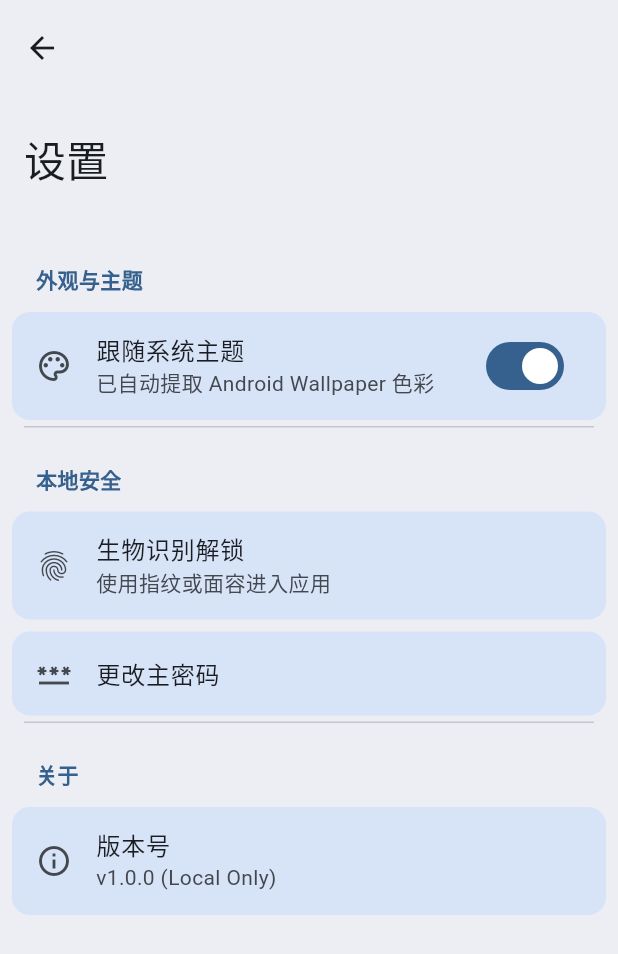
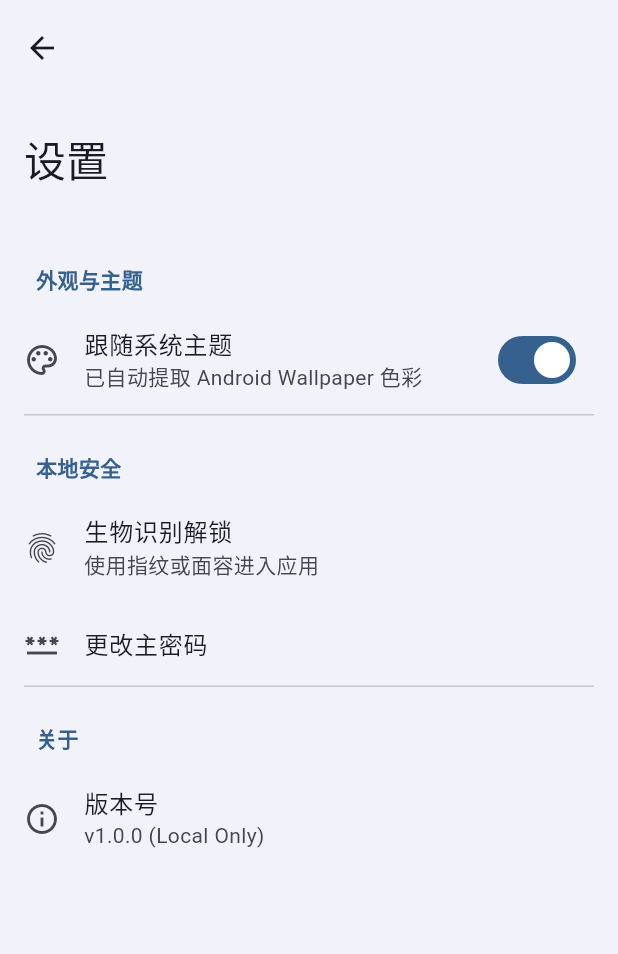
Before and after one commit to CFSL-E/PASS-F2, a Flutter app: the screen it shows after launch, after a tap on the "menu" icon, on a phone screen of 412 x 824 dp. Shown: the top 954 px of the screen. Run offline on Flutter 3.47's test engine with Material 3 defaults, Android fonts, the phone set to English and light mode, and no system bars; drawn by our look-alikes of dynamic_color.

Commit message:
Add files via upload

```diff
--- a/lib/home_page.dart
+++ b/lib/home_page.dart
@@ -23,7 +23,7 @@ class _HomePageState extends State<HomePage> {
     final colorScheme = Theme.of(context).colorScheme;
 
     return Scaffold(
-      backgroundColor: colorScheme.surfaceContainer,
+      backgroundColor: colorScheme.surfaceContainerLow,
       body: SafeArea(
         child: Padding(
           padding: const EdgeInsets.symmetric(horizontal: 16.0),
@@ -47,10 +47,12 @@ class _HomePageState extends State<HomePage> {
                 ),
                 hintText: '搜索密码',
                 hintStyle: WidgetStateProperty.all(
-                  TextStyle(color: colorScheme.onSurfaceVariant, fontSize: 16)
+                  TextStyle(color: colorScheme.onSurfaceVariant.withOpacity(0.8), fontSize: 16)
                 ),
                 elevation: WidgetStateProperty.all(0),
-                backgroundColor: WidgetStateProperty.all(colorScheme.surfaceContainerHighest),
+                backgroundColor: WidgetStateProperty.all(
+                  colorScheme.surfaceContainerHighest,
+                ),
               ),
               const SizedBox(height: 20),
 
@@ -78,7 +80,7 @@ class _HomePageState extends State<HomePage> {
                       child: Card(
                         elevation: 0,
                         // 还原截图中的扁平大圆角淡色气泡卡片设计
-                        color: colorScheme.secondaryContainer,
+                        color: colorScheme.surfaceContainer,
                         shape: RoundedRectangleBorder(
                           borderRadius: BorderRadius.circular(24),
                         ),
@@ -151,13 +153,11 @@ class _HomePageState extends State<HomePage> {
         duration: const Duration(milliseconds: 200),
         padding: const EdgeInsets.symmetric(horizontal: 16, vertical: 8),
         decoration: BoxDecoration(
-          color: isSelected
-              ? colorScheme.primaryContainer
-              : colorScheme.surfaceContainerHighest,
+          color: isSelected ? colorScheme.primaryContainer.withOpacity(0.8) : Colors.transparent,
           borderRadius: BorderRadius.circular(8),
           border: isSelected
               ? Border.all(color: Colors.transparent)
-              : Border.all(color: colorScheme.outlineVariant),
+              : Border.all(color: colorScheme.outlineVariant.withOpacity(0.5)),
         ),
         child: Text(
           label,
--- a/lib/settings_page.dart
+++ b/lib/settings_page.dart
@@ -9,7 +9,7 @@ class SettingsPage extends StatelessWidget {
 
     // 【规范】独立的全新 Scaffold，配合大标题滑动效果
     return Scaffold(
-      backgroundColor: colorScheme.surfaceContainer,
+      backgroundColor: colorScheme.surfaceContainerLow,
       body: NestedScrollView(
         headerSliverBuilder: (BuildContext context, bool innerBoxIsScrolled) {
           return <Widget>[
@@ -17,8 +17,8 @@ class SettingsPage extends StatelessWidget {
             SliverAppBar.large(
               title: const Text('设置'),
               // 当此页面向下滑动时，大标题依然保持 MD3 圆润背景或直接融入整体
-              backgroundColor: colorScheme.surfaceContainer,
-              surfaceTintColor: Colors.transparent,
+              backgroundColor: colorScheme.surfaceContainerLow,
+              surfaceTintColor: colorScheme.surfaceTint,
             ),
           ];
         },
@@ -94,20 +94,7 @@ class SettingsPage extends StatelessWidget {
             ),
           ),
         ),
-        ...children.map((child) {
-          // 为每个列表项添加适当的背景容器，确保在浅色和深色模式下都有良好的对比度
-          if (child is ListTile) {
-            return Container(
-              margin: const EdgeInsets.symmetric(horizontal: 8, vertical: 4),
-              decoration: BoxDecoration(
-                color: colorScheme.secondaryContainer,
-                borderRadius: BorderRadius.circular(12),
-              ),
-              child: child,
-            );
-          }
-          return child;
-        }),
+        ...children,
       ],
     );
   }
```
